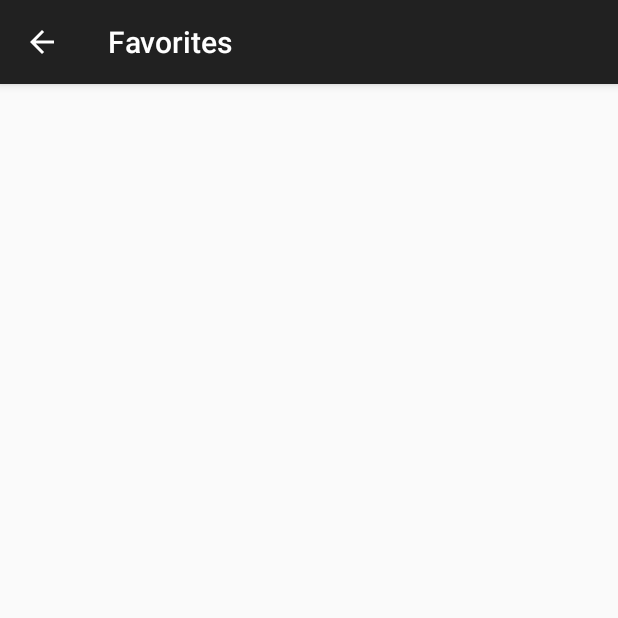
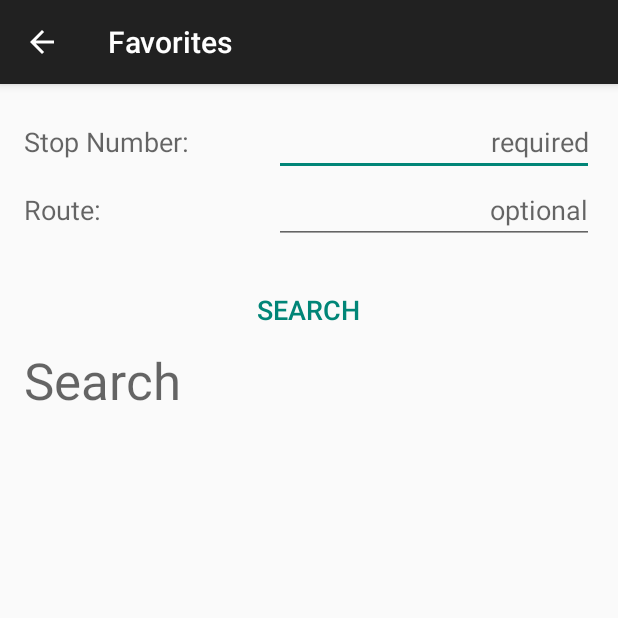
Before and after one commit to Aghassi/findmybusnj-android, an Android app: the SearchFavoritesActivity screen opened directly, with no data from a screen before it, on a phone screen of 412 x 824 dp, the top half of it. Run offline under Robolectric (Android 15) with nearby library versions, the phone set to English and light mode, and no system bars.

Commit message:
Combined Favorites and Search
-  removed favorites button
-  converted favorites activity into favorites and
search
-  Added search fields to xml
-  Added list view for favorites

```diff
--- a/app/src/main/AndroidManifest.xml
+++ b/app/src/main/AndroidManifest.xml
@@ -16,7 +16,7 @@
             </intent-filter>
         </activity>
         <activity
-            android:name=".Favorites"
+            android:name=".SearchFavoritesActivity"
             android:label="@string/title_activity_favorites"
             android:theme="@style/NoActionBar"
             android:parentActivityName=".MainActivity"></activity>
--- a/app/src/main/java/com/findmybusnj/findmybusnj/MainActivity.java
+++ b/app/src/main/java/com/findmybusnj/findmybusnj/MainActivity.java
@@ -50,11 +50,7 @@ public class MainActivity extends AppCompatActivity {
 
         switch (item.getItemId()) {
             case R.id.search_button:
-                System.out.print("search tapped");
-                return true;
-
-            case R.id.favorite_button:
-                startActivity(new Intent(this, Favorites.class));
+                startActivity(new Intent(this, SearchFavoritesActivity.class));
                 return true;
             case R.id.save_button:
                 System.out.print("saved tapped");
--- a/app/src/main/java/com/findmybusnj/findmybusnj/Favorites.java
+++ b/app/src/main/java/com/findmybusnj/findmybusnj/SearchFavoritesActivity.java
@@ -5,12 +5,12 @@ import android.support.v7.app.ActionBar;
 import android.support.v7.app.AppCompatActivity;
 import android.support.v7.widget.Toolbar;
 
-public class Favorites extends AppCompatActivity {
+public class SearchFavoritesActivity extends AppCompatActivity {
 
     @Override
     protected void onCreate(Bundle savedInstanceState) {
         super.onCreate(savedInstanceState);
-        setContentView(R.layout.activity_favorites);
+        setContentView(R.layout.activity_search_favorites);
         Toolbar toolbar = (Toolbar) findViewById(R.id.toolbar);
         setSupportActionBar(toolbar);
 
--- a/app/src/main/res/layout/activity_favorites.xml
+++ b/app/src/main/res/layout/activity_search_favorites.xml
@@ -5,7 +5,7 @@
     android:layout_width="match_parent"
     android:layout_height="match_parent"
     android:fitsSystemWindows="true"
-    tools:context="com.findmybusnj.findmybusnj.Favorites">
+    tools:context="com.findmybusnj.findmybusnj.SearchFavoritesActivity">
 
     <android.support.design.widget.AppBarLayout
         android:layout_width="match_parent"
@@ -21,5 +21,5 @@
 
     </android.support.design.widget.AppBarLayout>
 
-    <include layout="@layout/content_favorites" />
+    <include layout="@layout/content_search_favorites" />
 </android.support.design.widget.CoordinatorLayout>
--- a/app/src/main/res/layout/content_favorites.xml
+++ /dev/null
@@ -1,16 +0,0 @@
-<?xml version="1.0" encoding="utf-8"?>
-<RelativeLayout xmlns:android="http://schemas.android.com/apk/res/android"
-    xmlns:app="http://schemas.android.com/apk/res-auto"
-    xmlns:tools="http://schemas.android.com/tools"
-    android:id="@+id/content_favorites"
-    android:layout_width="match_parent"
-    android:layout_height="match_parent"
-    android:paddingBottom="@dimen/activity_vertical_margin"
-    android:paddingLeft="@dimen/activity_horizontal_margin"
-    android:paddingRight="@dimen/activity_horizontal_margin"
-    android:paddingTop="@dimen/activity_vertical_margin"
-    app:layout_behavior="@string/appbar_scrolling_view_behavior"
-    tools:context="com.findmybusnj.findmybusnj.Favorites"
-    tools:showIn="@layout/activity_favorites">
-
-</RelativeLayout>
--- /dev/null
+++ b/app/src/main/res/layout/content_search_favorites.xml
@@ -0,0 +1,89 @@
+<?xml version="1.0" encoding="utf-8"?>
+<RelativeLayout xmlns:android="http://schemas.android.com/apk/res/android"
+    xmlns:app="http://schemas.android.com/apk/res-auto"
+    xmlns:tools="http://schemas.android.com/tools"
+    android:id="@+id/content_favorites"
+    android:layout_width="match_parent"
+    android:layout_height="match_parent"
+    android:paddingBottom="@dimen/activity_vertical_margin"
+    android:paddingLeft="@dimen/activity_horizontal_margin"
+    android:paddingRight="@dimen/activity_horizontal_margin"
+    android:paddingTop="@dimen/activity_vertical_margin"
+    app:layout_behavior="@string/appbar_scrolling_view_behavior"
+    tools:context="com.findmybusnj.findmybusnj.SearchFavoritesActivity"
+    tools:showIn="@layout/activity_search_favorites">
+
+    <TextView
+        android:text="Search"
+        android:layout_width="wrap_content"
+        android:layout_height="wrap_content"
+        android:layout_below="@+id/search_button"
+        android:layout_alignParentStart="true"
+        android:id="@+id/favorite_label"
+        android:textAppearance="@style/TextAppearance.AppCompat.Display1" />
+
+    <ListView
+        android:layout_width="match_parent"
+        android:layout_height="match_parent"
+        android:layout_below="@+id/favorite_label"
+        android:layout_alignParentStart="true" />
+
+    <EditText
+        android:layout_width="wrap_content"
+        android:layout_height="wrap_content"
+        android:inputType="numberSigned"
+        android:ems="10"
+        android:layout_alignParentTop="true"
+        android:id="@+id/stop_number_input"
+        android:textAppearance="@android:style/TextAppearance.Material.Medium"
+        android:textColor="@android:color/black"
+        android:textAlignment="viewEnd"
+        android:hint="required"
+        android:layout_alignParentEnd="true" />
+
+    <EditText
+        android:layout_width="wrap_content"
+        android:layout_height="wrap_content"
+        android:inputType="numberSigned"
+        android:ems="10"
+        android:id="@+id/route_input"
+        android:textAppearance="@android:style/TextAppearance.Material.Medium"
+        android:textColor="@android:color/black"
+        android:layout_below="@+id/stop_number_input"
+        android:layout_alignStart="@+id/stop_number_input"
+        android:hint="optional"
+        android:textAlignment="viewEnd"
+        android:layout_alignParentEnd="true" />
+
+    <Button
+        android:text="Search"
+        android:layout_width="wrap_content"
+        android:layout_height="wrap_content"
+        android:id="@+id/search_button"
+        style="@style/Widget.AppCompat.Button.Borderless.Colored"
+        android:layout_below="@+id/route_input"
+        android:layout_centerHorizontal="true"
+        android:layout_marginTop="20dp"
+        android:textSize="18sp" />
+
+    <TextView
+        android:text="Route:"
+        android:layout_width="wrap_content"
+        android:layout_height="wrap_content"
+        android:id="@+id/route_label"
+        android:textAppearance="@style/TextAppearance.AppCompat.Medium"
+        android:layout_alignBaseline="@+id/route_input"
+        android:layout_alignBottom="@+id/route_input"
+        android:layout_alignParentStart="true" />
+
+    <TextView
+        android:text="Stop Number:"
+        android:layout_width="wrap_content"
+        android:layout_height="wrap_content"
+        android:id="@+id/stop_label"
+        android:textAppearance="@style/TextAppearance.AppCompat.Medium"
+        android:layout_alignBaseline="@+id/stop_number_input"
+        android:layout_alignBottom="@+id/stop_number_input"
+        android:layout_alignParentStart="true" />
+
+</RelativeLayout>
--- a/app/src/main/res/menu/main_activity_actions.xml
+++ b/app/src/main/res/menu/main_activity_actions.xml
@@ -6,10 +6,6 @@
         android:title="Save"
         android:icon="@android:drawable/ic_menu_save"
         app:showAsAction="ifRoom"/>
-    <item android:id="@+id/favorite_button"
-        android:title="Favorites"
-        android:icon="@android:drawable/btn_star"
-        app:showAsAction="ifRoom"/>
     <item android:id="@+id/search_button"
         android:title="Search"
         android:icon="@android:drawable/ic_menu_search"
```
